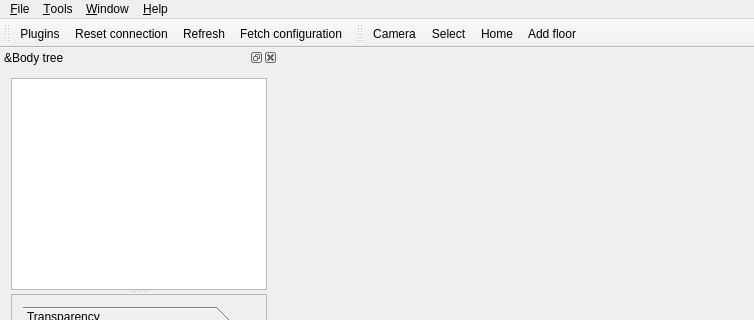
Gepetto/gepetto-viewer-corba, file include/gepetto/gui/ui/mainwindow.ui: the form before one commit; both pictures show x 0 to 754 and y 0 to 320 of the 754 by 728 pixel window.
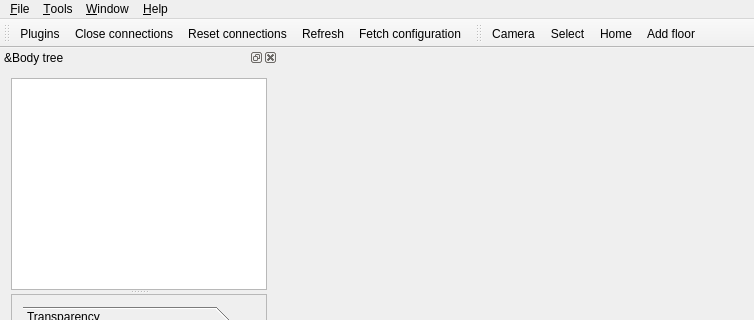
The form after the commit. Icons and pictures are not drawn. Custom widgets are drawn as their Qt base class.

Commit message: Add button to close CORBA connections

Patch:
```diff
--- a/include/gepetto/gui/ui/mainwindow.ui
+++ b/include/gepetto/gui/ui/mainwindow.ui
@@ -97,6 +97,7 @@
     <bool>false</bool>
    </attribute>
    <addaction name="actionPlugins"/>
+   <addaction name="actionClose_connections"/>
    <addaction name="actionReconnect"/>
    <addaction name="actionRefresh"/>
    <addaction name="actionFetch_configuration"/>
@@ -404,7 +405,7 @@
     </iconset>
    </property>
    <property name="text">
-    <string>Reset connection</string>
+    <string>Reset connections</string>
    </property>
    <property name="shortcut">
     <string>Shift+F5</string>
@@ -425,6 +426,14 @@
     <string>Change &amp;shortcut</string>
    </property>
   </action>
+  <action name="actionClose_connections">
+   <property name="icon">
+    <iconset theme="network-disconnect"/>
+   </property>
+   <property name="text">
+    <string>Close connections</string>
+   </property>
+  </action>
  </widget>
  <layoutdefault spacing="6" margin="11"/>
  <customwidgets>
```
Left out of the diff: 2 changed lines with no effect on the pictures. The commit also changes 2 other files.
